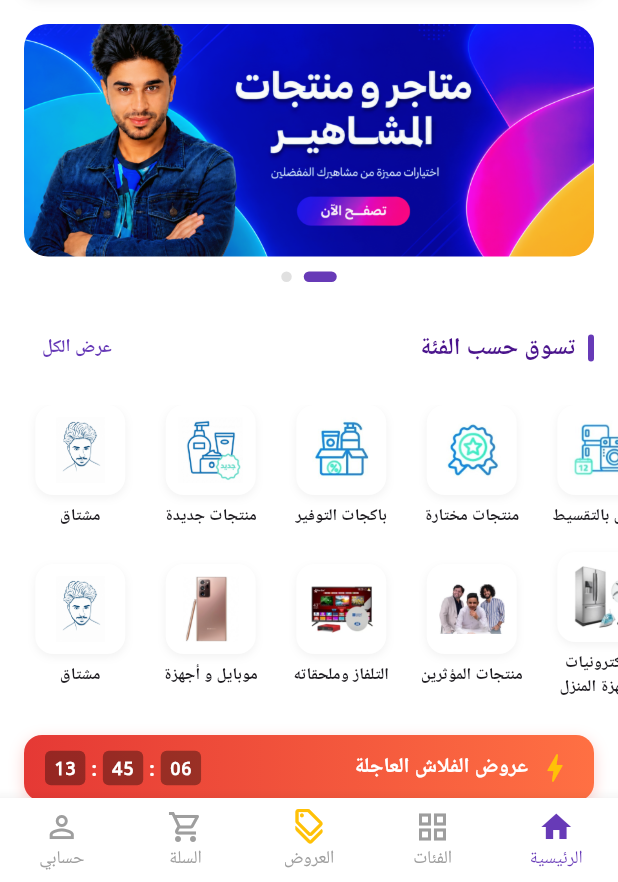
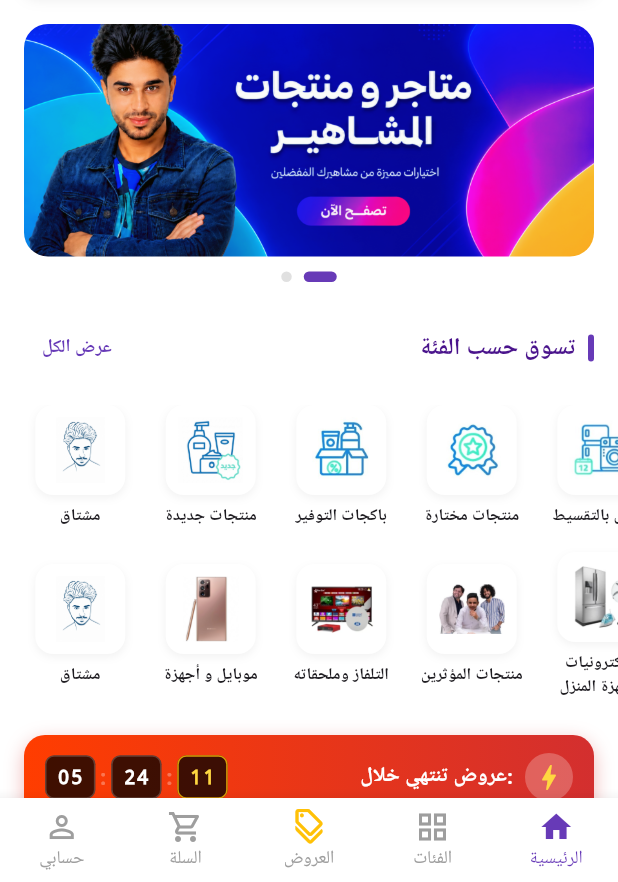
Before and after one commit to mushtaqalfaqih/mushtaq-commerce, a Flutter app: the screen it shows after launch, on a phone screen of 412 x 824 dp, the part 354-1236 px from its top. Run offline on Flutter 3.47's test engine with Material 3 defaults, Android fonts, the phone set to English and light mode, and no system bars.

Commit message:
feat: enhance flash sale countdown styling and add tactile card bounce with Hero transitions

```diff
--- a/lib/widgets/flash_sale_section.dart
+++ b/lib/widgets/flash_sale_section.dart
@@ -20,15 +20,17 @@ class FlashSaleSection extends StatefulWidget {
 class _FlashSaleSectionState extends State<FlashSaleSection> {
   late Duration _remainingTime;
   Timer? _countdownTimer;
+  bool _colonVisible = true;
 
   @override
   void initState() {
     super.initState();
-    // مؤقت 6 ساعات و 45 دقيقة و 20 ثانية
-    _remainingTime = const Duration(hours: 6, minutes: 45, seconds: 20);
+    // مؤقت 5 ساعات و 24 دقيقة و 18 ثانية كما هو مطلوب
+    _remainingTime = const Duration(hours: 5, minutes: 24, seconds: 18);
     _countdownTimer = Timer.periodic(const Duration(seconds: 1), (timer) {
       if (!mounted) return;
       setState(() {
+        _colonVisible = !_colonVisible;
         if (_remainingTime.inSeconds > 0) {
           _remainingTime = _remainingTime - const Duration(seconds: 1);
         } else {
@@ -54,62 +56,78 @@ class _FlashSaleSectionState extends State<FlashSaleSection> {
 
     return Column(
       children: [
-        // ترويسة عروض الفلاش والعداد التنازلي
+        // شريط أحمر متدرج جذاب بعنوان: "عروض تنتهي خلال:"
         Padding(
           padding: const EdgeInsets.symmetric(horizontal: 16),
           child: Container(
-            padding: const EdgeInsets.symmetric(horizontal: 14, vertical: 10),
+            padding: const EdgeInsets.symmetric(horizontal: 14, vertical: 12),
             decoration: BoxDecoration(
               gradient: const LinearGradient(
-                colors: [Color(0xFFE53935), Color(0xFFFF7043)],
+                begin: Alignment.centerRight,
+                end: Alignment.centerLeft,
+                colors: [
+                  Color(0xFFD32F2F), // أحمر داكن فخم
+                  Color(0xFFFF3D00), // أحمر برتقالي مشرق
+                ],
               ),
-              borderRadius: BorderRadius.circular(12),
+              borderRadius: BorderRadius.circular(14),
               boxShadow: [
                 BoxShadow(
-                  color: Colors.red.withValues(alpha: 0.25),
-                  blurRadius: 8,
-                  offset: const Offset(0, 3),
+                  color: const Color(0xFFD32F2F).withValues(alpha: 0.35),
+                  blurRadius: 10,
+                  offset: const Offset(0, 4),
                 ),
               ],
             ),
             child: Row(
               textDirection: TextDirection.rtl,
               children: [
-                const Icon(Icons.bolt, color: Colors.amber, size: 24),
-                const SizedBox(width: 6),
+                Container(
+                  padding: const EdgeInsets.all(5),
+                  decoration: const BoxDecoration(
+                    color: Colors.white24,
+                    shape: BoxShape.circle,
+                  ),
+                  child: const Icon(
+                    Icons.bolt,
+                    color: Colors.amberAccent,
+                    size: 22,
+                  ),
+                ),
+                const SizedBox(width: 8),
                 const Text(
-                  'عروض الفلاش العاجلة',
+                  'عروض تنتهي خلال:',
                   style: TextStyle(
                     color: Colors.white,
                     fontWeight: FontWeight.bold,
                     fontSize: 14,
+                    letterSpacing: 0.2,
                   ),
                 ),
                 const Spacer(),
-                // مؤقت العد التنازلي
-                Row(
+                // مؤقت العداد الرقمي الحي بنمط أمازون ونون [ 05 : 24 : 18 ]
+                Directionality(
+                  textDirection: TextDirection.ltr,
+                  child: Row(
                     children: [
-                    _buildTimerBox(seconds),
-                    const Text(' : ',
-                        style: TextStyle(
-                            color: Colors.white, fontWeight: FontWeight.bold)),
-                    _buildTimerBox(minutes),
-                    const Text(' : ',
-                        style: TextStyle(
-                            color: Colors.white, fontWeight: FontWeight.bold)),
-                    _buildTimerBox(hours),
+                      _buildDigitalBox(hours, 'ساعة'),
+                      _buildDigitalSeparator(),
+                      _buildDigitalBox(minutes, 'دقيقة'),
+                      _buildDigitalSeparator(),
+                      _buildDigitalBox(seconds, 'ثانية', isPulsing: true),
                     ],
+                  ),
                 ),
               ],
             ),
           ),
         ),
 
-        const SizedBox(height: 12),
+        const SizedBox(height: 14),
 
-        // قائمة كروت العروض السريعة الأفقية
+        // قائمة كروت العروض السريعة مع حركات اللمس والـ Hero
         SizedBox(
-          height: 220,
+          height: 225,
           child: ListView.builder(
             scrollDirection: Axis.horizontal,
             padding: const EdgeInsets.symmetric(horizontal: 16),
@@ -117,8 +135,12 @@ class _FlashSaleSectionState extends State<FlashSaleSection> {
             itemBuilder: (context, index) {
               final product = widget.deals[index];
               final soldPercentage = 0.65 + (index * 0.1);
+              final heroTag = 'flash_deal_${product.id}';
 
-              return GestureDetector(
+              return _FlashDealCard(
+                product: product,
+                heroTag: heroTag,
+                soldPercentage: soldPercentage,
                 onTap: () {
                   Navigator.push(
                     context,
@@ -126,29 +148,114 @@ class _FlashSaleSectionState extends State<FlashSaleSection> {
                       builder: (_) => ProductDetailsScreen(
                         product: product,
                         onAddToCart: () => widget.onAddToCart(product),
+                        heroTag: heroTag,
                       ),
                     ),
                   );
                 },
+              );
+            },
+          ),
+        ),
+      ],
+    );
+  }
+
+  Widget _buildDigitalBox(String value, String label, {bool isPulsing = false}) {
+    return Container(
+      padding: const EdgeInsets.symmetric(horizontal: 7, vertical: 4),
+      decoration: BoxDecoration(
+        color: Colors.black.withValues(alpha: 0.75),
+        borderRadius: BorderRadius.circular(6),
+        border: Border.all(
+          color: isPulsing
+              ? Colors.amber.withValues(alpha: 0.8)
+              : Colors.white.withValues(alpha: 0.2),
+          width: 1,
+        ),
+      ),
+      child: Text(
+        value,
+        style: TextStyle(
+          color: isPulsing ? Colors.amberAccent : Colors.white,
+          fontWeight: FontWeight.bold,
+          fontSize: 13,
+          fontFamily: 'monospace',
+          letterSpacing: 1,
+        ),
+      ),
+    );
+  }
+
+  Widget _buildDigitalSeparator() {
+    return Padding(
+      padding: const EdgeInsets.symmetric(horizontal: 3),
+      child: AnimatedOpacity(
+        duration: const Duration(milliseconds: 200),
+        opacity: _colonVisible ? 1.0 : 0.3,
+        child: const Text(
+          ':',
+          style: TextStyle(
+            color: Colors.white,
+            fontWeight: FontWeight.bold,
+            fontSize: 15,
+          ),
+        ),
+      ),
+    );
+  }
+}
+
+class _FlashDealCard extends StatefulWidget {
+  final Product product;
+  final String heroTag;
+  final double soldPercentage;
+  final VoidCallback onTap;
+
+  const _FlashDealCard({
+    required this.product,
+    required this.heroTag,
+    required this.soldPercentage,
+    required this.onTap,
+  });
+
+  @override
+  State<_FlashDealCard> createState() => _FlashDealCardState();
+}
+
+class _FlashDealCardState extends State<_FlashDealCard> {
+  bool _isPressed = false;
+
+  @override
+  Widget build(BuildContext context) {
+    return GestureDetector(
+      onTapDown: (_) => setState(() => _isPressed = true),
+      onTapUp: (_) => setState(() => _isPressed = false),
+      onTapCancel: () => setState(() => _isPressed = false),
+      onTap: widget.onTap,
+      child: AnimatedScale(
+        scale: _isPressed ? 0.94 : 1.0,
+        duration: const Duration(milliseconds: 140),
+        curve: Curves.easeOutCubic,
         child: Container(
-                  width: 145,
+          width: 150,
           margin: const EdgeInsets.only(left: 12),
           decoration: BoxDecoration(
             color: Colors.white,
-                    borderRadius: BorderRadius.circular(12),
+            borderRadius: BorderRadius.circular(14),
             border: Border.all(color: Colors.grey.shade200),
             boxShadow: [
               BoxShadow(
-                        color: Colors.black.withValues(alpha: 0.04),
-                        blurRadius: 6,
-                        offset: const Offset(0, 2),
+                color: Colors.black.withValues(alpha: _isPressed ? 0.02 : 0.06),
+                blurRadius: _isPressed ? 3 : 8,
+                offset: Offset(0, _isPressed ? 1 : 3),
               ),
             ],
           ),
           child: Column(
             crossAxisAlignment: CrossAxisAlignment.stretch,
             children: [
-                      // الصورة مع نسبة الخصم
+              // صورة العرض مع Hero Animation وشارة الخصم
               Expanded(
                 child: Stack(
                   children: [
@@ -156,12 +263,15 @@ class _FlashSaleSectionState extends State<FlashSaleSection> {
                       margin: const EdgeInsets.all(6),
                       decoration: BoxDecoration(
                         color: const Color(0xFFFAFAFA),
-                                borderRadius: BorderRadius.circular(8),
+                        borderRadius: BorderRadius.circular(10),
                       ),
                       alignment: Alignment.center,
+                      child: Hero(
+                        tag: widget.heroTag,
                         child: Image.asset(
-                                product.imagePath,
+                          widget.product.imagePath,
                           fit: BoxFit.contain,
+                        ),
                       ),
                     ),
                     Positioned(
@@ -173,11 +283,11 @@ class _FlashSaleSectionState extends State<FlashSaleSection> {
                           vertical: 2,
                         ),
                         decoration: BoxDecoration(
-                                  color: Colors.red,
+                          color: const Color(0xFFE53935),
                           borderRadius: BorderRadius.circular(4),
                         ),
                         child: Text(
-                                  '-${product.discountPercentage}%',
+                          '-${widget.product.discountPercentage}%',
                           style: const TextStyle(
                             color: Colors.white,
                             fontSize: 10,
@@ -190,14 +300,14 @@ class _FlashSaleSectionState extends State<FlashSaleSection> {
                 ),
               ),
 
-                      // تفاصيل السعر وشريط البيع
+              // السعر وشريط البيع
               Padding(
                 padding: const EdgeInsets.all(8.0),
                 child: Column(
                   crossAxisAlignment: CrossAxisAlignment.end,
                   children: [
                     Text(
-                              product.title,
+                      widget.product.title,
                       maxLines: 1,
                       overflow: TextOverflow.ellipsis,
                       style: const TextStyle(
@@ -206,35 +316,30 @@ class _FlashSaleSectionState extends State<FlashSaleSection> {
                       ),
                     ),
                     const SizedBox(height: 4),
-                            Row(
-                              mainAxisAlignment: MainAxisAlignment.end,
-                              children: [
                     Text(
-                                  '${product.price.toStringAsFixed(0)} ر.ي',
+                      '${widget.product.price.toStringAsFixed(0)} ر.ي',
                       style: const TextStyle(
                         fontSize: 12,
                         fontWeight: FontWeight.bold,
                         color: Color(0xFF673AB7),
                       ),
                     ),
-                              ],
-                            ),
                     const SizedBox(height: 6),
-                            // شريط كم تم بيعه
+                    // شريط نسبة البيع
                     ClipRRect(
                       borderRadius: BorderRadius.circular(4),
                       child: LinearProgressIndicator(
-                                value: soldPercentage.clamp(0.0, 1.0),
+                        value: widget.soldPercentage.clamp(0.0, 1.0),
                         backgroundColor: Colors.grey.shade200,
                         valueColor: const AlwaysStoppedAnimation<Color>(
-                                  Colors.deepOrange,
+                          Color(0xFFFF3D00),
                         ),
-                                minHeight: 6,
+                        minHeight: 5,
                       ),
                     ),
                     const SizedBox(height: 3),
                     Text(
-                              'تم بيع ${(soldPercentage * 100).toInt()}%',
+                      'تم بيع ${(widget.soldPercentage * 100).toInt()}%',
                       style: TextStyle(
                         fontSize: 9,
                         color: Colors.grey.shade600,
@@ -247,29 +352,6 @@ class _FlashSaleSectionState extends State<FlashSaleSection> {
             ],
           ),
         ),
-              );
-            },
-          ),
-        ),
-      ],
-    );
-  }
-
-  Widget _buildTimerBox(String value) {
-    return Container(
-      padding: const EdgeInsets.symmetric(horizontal: 6, vertical: 3),
-      decoration: BoxDecoration(
-        color: Colors.black.withValues(alpha: 0.35),
-        borderRadius: BorderRadius.circular(4),
-      ),
-      child: Text(
-        value,
-        style: const TextStyle(
-          color: Colors.white,
-          fontWeight: FontWeight.bold,
-          fontSize: 12,
-          fontFamily: 'monospace',
-        ),
       ),
     );
   }
```
Also changed, not shown: lib/screens/product_details_screen.dart (+10 -6 lines), lib/widgets/product_card.dart (+34 -9 lines). Lines whose indentation alone changed are shown as unchanged.
